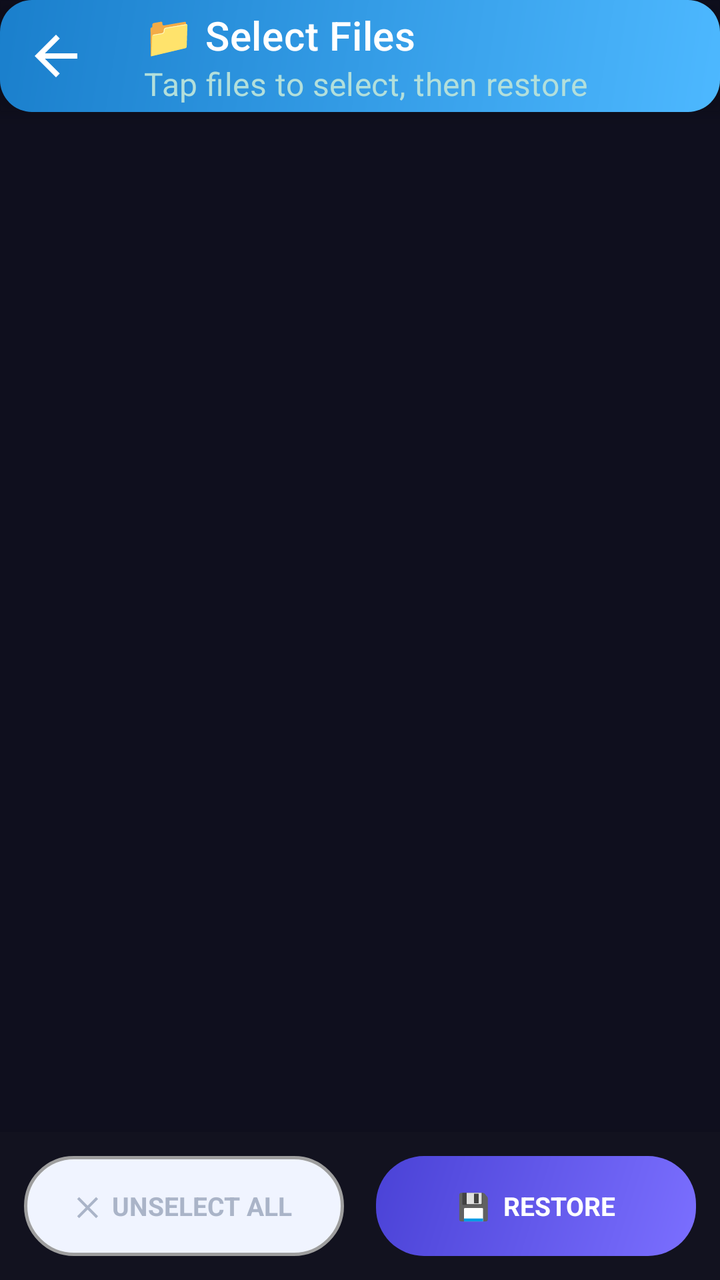
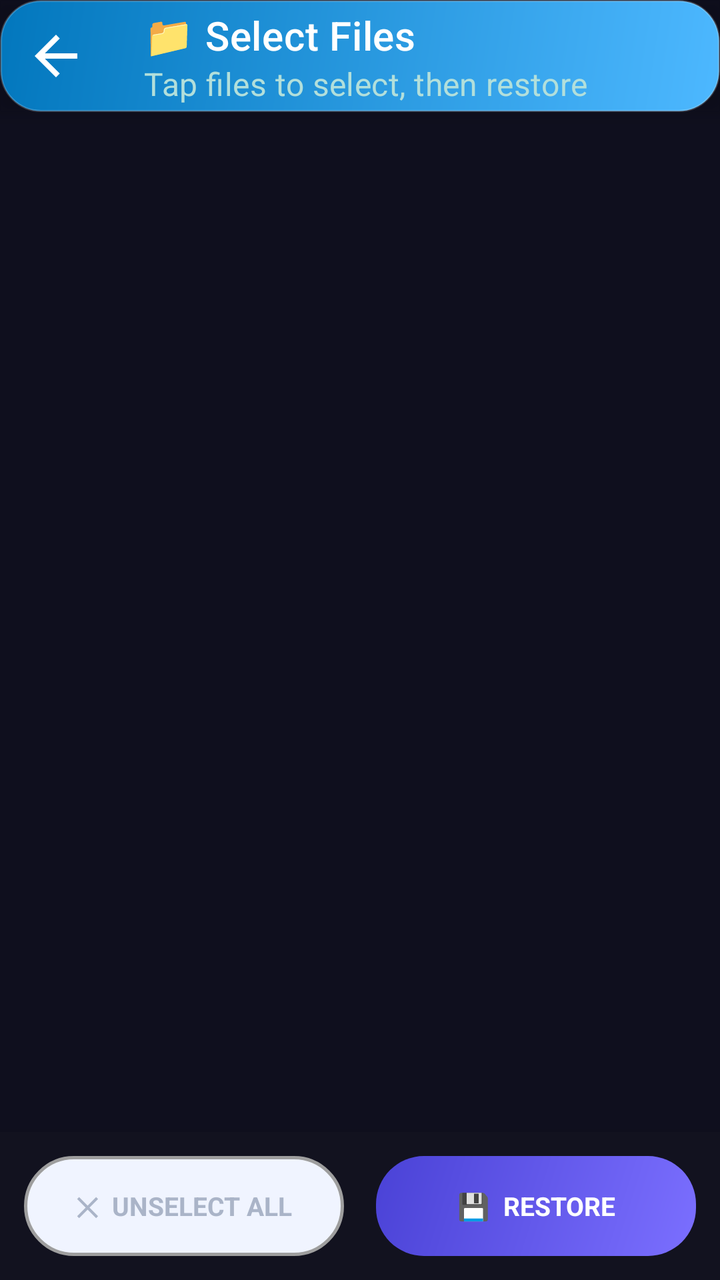

Compare the two renders of this Android layout. The source of the first and the diff that turns it into the second are given below.
<!-- AndroidManifest.xml: application theme Theme.PhotoRecoveryNew -->
<!-- res/layout/activity_other.xml -->
<?xml version="1.0" encoding="utf-8"?>
<RelativeLayout xmlns:android="http://schemas.android.com/apk/res/android"
    xmlns:app="http://schemas.android.com/apk/res-auto"
    xmlns:tools="http://schemas.android.com/tools"
    android:layout_width="match_parent"
    android:layout_height="match_parent"
    android:background="@color/colorBackground"
    tools:context=".activity.OtherActivity">

    
    <com.google.android.material.appbar.AppBarLayout
        android:id="@+id/appbar"
        android:layout_width="match_parent"
        android:layout_height="wrap_content"
        android:background="@drawable/bg_card_others"
        android:elevation="6dp">

        <com.google.android.material.appbar.MaterialToolbar
            android:id="@+id/toolBar"
            android:layout_width="match_parent"
            android:layout_height="?attr/actionBarSize"
            android:background="@android:color/transparent"
            app:navigationIcon="@drawable/ic_back_white"
            app:title="📁 Select Files"
            app:subtitle="Tap files to select, then restore"
            app:titleTextColor="@color/white"
            app:subtitleTextColor="#B2DFDB" />
    </com.google.android.material.appbar.AppBarLayout>

    <androidx.recyclerview.widget.RecyclerView
        android:id="@+id/gv_folder"
        android:layout_width="match_parent"
        android:layout_height="match_parent"
        android:layout_below="@id/appbar"
        android:layout_above="@id/bottomBar"
        android:clipToPadding="false"
        android:padding="8dp"
        android:scrollbars="vertical"
        app:layoutManager="androidx.recyclerview.widget.LinearLayoutManager"/>

    <LinearLayout
        android:id="@+id/bottomBar"
        android:layout_width="match_parent"
        android:layout_height="wrap_content"
        android:layout_above="@id/adsView"
        android:orientation="horizontal"
        android:background="@drawable/bg_bottom_bar"
        android:elevation="16dp"
        android:padding="12dp"
        android:gravity="center_vertical"
        android:weightSum="2">

        <TextView
            android:id="@+id/btnUnchecked"
            android:layout_width="0dp"
            android:layout_height="50dp"
            android:layout_weight="1"
            android:layout_marginEnd="8dp"
            android:background="@drawable/bg_btn_unselect"
            android:clickable="true"
            android:focusable="true"
            android:foreground="?attr/selectableItemBackground"
            android:gravity="center"
            android:text="✕  UNSELECT ALL"
            android:textColor="@color/colorTextSecondary"
            android:textSize="13sp"
            android:textStyle="bold"/>

        <TextView
            android:id="@+id/btnRestore"
            android:layout_width="0dp"
            android:layout_height="50dp"
            android:layout_weight="1"
            android:layout_marginStart="8dp"
            android:background="@drawable/bg_btn_restore"
            android:clickable="true"
            android:focusable="true"
            android:foreground="?attr/selectableItemBackground"
            android:gravity="center"
            android:text="💾  RESTORE"
            android:textColor="@color/white"
            android:textSize="13sp"
            android:textStyle="bold"/>
    </LinearLayout>

    <FrameLayout
        android:id="@+id/adsView"
        android:layout_width="match_parent"
        android:layout_height="wrap_content"
        android:layout_alignParentBottom="true"
        android:background="@color/colorSurface"/>

</RelativeLayout>
<!-- resources referenced by this layout -->
<resources>
  <color name="colorBackground">#0F0F1E</color>
  <color name="colorSurface">#1A1A2E</color>
  <color name="colorTextSecondary">#AAB4C8</color>
  <color name="white">#FFFFFFFF</color>
  <!-- drawable bg_bottom_bar (drawable) -->
  <?xml version="1.0" encoding="utf-8"?>
  <shape xmlns:android="http://schemas.android.com/apk/res/android"
      android:shape="rectangle">
      <solid android:color="#12121F"/>
      <corners android:topLeftRadius="0dp" android:topRightRadius="0dp"/>
  </shape>
  <!-- drawable bg_btn_restore (drawable) -->
  <?xml version="1.0" encoding="utf-8"?>
  <shape xmlns:android="http://schemas.android.com/apk/res/android"
      android:shape="rectangle">
      <gradient
          android:startColor="#7B6FFF"
          android:endColor="#4A42D6"
          android:angle="135"/>
      <corners android:radius="24dp"/>
  </shape>
  <!-- drawable bg_btn_unselect (drawable) -->
  <?xml version="1.0" encoding="utf-8"?>
  <shape xmlns:android="http://schemas.android.com/apk/res/android"
      android:shape="rectangle">
      <solid android:color="#F0F4FF"/>
      <corners android:radius="28dp"/>
      <stroke android:width="1.5dp" android:color="#9E9E9E"/>
  </shape>
  <!-- drawable bg_card_others (drawable) -->
  <?xml version="1.0" encoding="utf-8"?>
  <shape xmlns:android="http://schemas.android.com/apk/res/android"
      android:shape="rectangle">
      <gradient
          android:startColor="#4DB8FF"
          android:endColor="#1A7FCC"
          android:angle="135"/>
      <corners android:radius="16dp"/>
  </shape>
  <!-- drawable ic_back_white (drawable) -->
  <?xml version="1.0" encoding="utf-8"?>
  <vector xmlns:android="http://schemas.android.com/apk/res/android"
      android:width="32dp"
      android:height="32dp"
      android:viewportWidth="24"
      android:viewportHeight="24">
      <path
          android:fillColor="#FFFFFF"
          android:pathData="M20,11H7.83l5.59,-5.59L12,4l-8,8 8,8 1.41,-1.41L7.83,13H20v-2z"/>
  </vector>
  <style name="Theme.PhotoRecoveryNew" parent="Theme.MaterialComponents.NoActionBar">
          <item name="colorPrimary">@color/colorPrimary</item>
          <item name="colorPrimaryVariant">@color/colorPrimaryDark</item>
          <item name="colorOnPrimary">@color/white</item>
          <item name="colorSecondary">@color/colorSecondary</item>
          <item name="colorOnSecondary">@color/white</item>
          <item name="android:windowBackground">@color/colorBackground</item>
          <item name="android:statusBarColor" tools:targetApi="l">@color/colorBackground</item>
          <item name="android:navigationBarColor">@color/colorNavBackground</item>
          <item name="android:windowLightStatusBar" tools:targetApi="m">false</item>
      </style>
  <color name="colorPrimary">#7B6FFF</color>
  <color name="colorPrimaryDark">#5A4FE0</color>
  <color name="colorSecondary">#00D4AA</color>
  <color name="colorNavBackground">#12121F</color>
</resources>

<!-- the commit's change to res/layout/activity_other.xml (unified diff, before → after) -->
@@ -5,6 +5,7 @@
     android:layout_width="match_parent"
     android:layout_height="match_parent"
     android:background="@color/colorBackground"
+    android:fitsSystemWindows="true"
     tools:context=".activity.OtherActivity">
 
     
<!-- resource entries referenced after the edit -->
@@ -35,9 +35,12 @@
       android:shape="rectangle">
       <gradient
           android:startColor="#4DB8FF"
-          android:endColor="#1A7FCC"
+          android:endColor="#0277BD"
           android:angle="135"/>
-      <corners android:radius="16dp"/>
+      <corners android:radius="20dp"/>
+      <stroke
+          android:width="1dp"
+          android:color="#33FFFFFF"/>
   </shape>
   <!-- drawable ic_back_white (drawable) -->
   <?xml version="1.0" encoding="utf-8"?>
